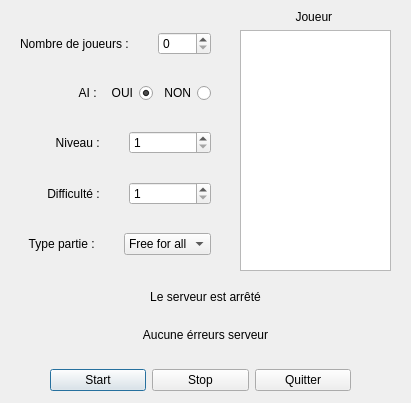
Old version of the form Bomberman/windowserveur.ui in the repository CPI4Admin/BomberMan.
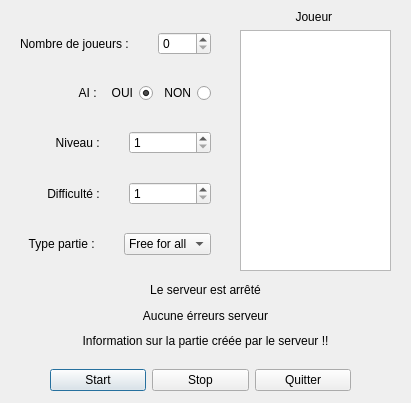
New version of the form.

Commit message: Changement du nom des QSpinBox

Diff of the .ui file:
```diff
--- a/Bomberman/windowserveur.ui
+++ b/Bomberman/windowserveur.ui
@@ -46,6 +46,16 @@
       </property>
      </widget>
     </item>
+    <item>
+     <widget class="QLabel" name="label_9">
+      <property name="text">
+       <string>Information sur la partie créée par le serveur !!</string>
+      </property>
+      <property name="alignment">
+       <set>Qt::AlignCenter</set>
+      </property>
+     </widget>
+    </item>
    </layout>
   </widget>
   <widget class="QWidget" name="horizontalLayoutWidget">
```
Left out of the diff: 6 changed lines with no effect on the pictures.
